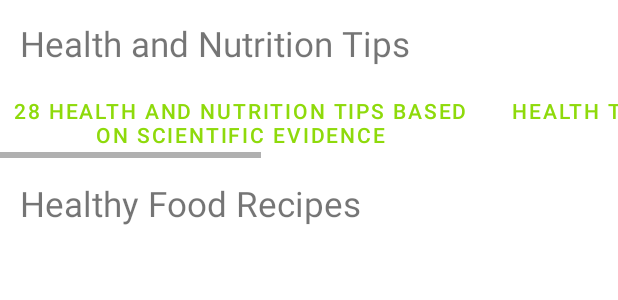
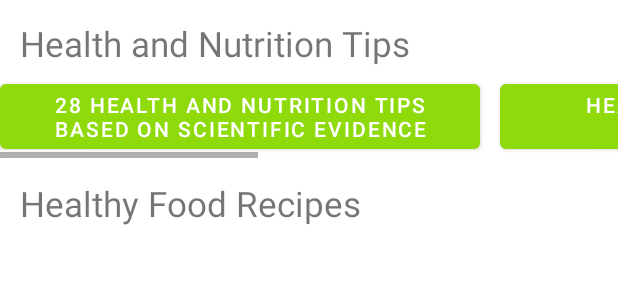
Before and after one commit to cheriequah/nutrifit, an Android app: the layout activity_tips.xml on its own in the app's theme, with its tools: preview values and no code run, on a phone screen of 412 x 824 dp. Shown: the top 300 px of the screen. Run offline under Robolectric (Android 15) with nearby library versions, the phone set to English and light mode, and no system bars.

Commit message:
Dhiviya16's changes

```diff
--- a/app/src/main/java/com/example/nutrifit/SearchMeals.java
+++ b/app/src/main/java/com/example/nutrifit/SearchMeals.java
@@ -191,7 +191,7 @@ public class SearchMeals extends AppCompatActivity {
                 headers.put("x-app-id", APP_ID);
                 headers.put("x-remote-user-id", APP_ID);
                 headers.put("x-app-key", API_KEY);
-                //Log.d("authtest", "msg");
+                Log.d("authtest", "msg");
                 return headers;
             }
         };
--- a/app/src/main/res/layout/activity_tips.xml
+++ b/app/src/main/res/layout/activity_tips.xml
@@ -28,8 +28,7 @@
                 android:layout_marginTop="50dp"
                 android:gravity="center"
                 android:onClick="browser1"
-                android:text="@string/_28_health_and_nutrition_tips_based_on_scientific_evidence"
-                style="?android:attr/buttonBarButtonStyle" />
+                android:text="@string/_28_health_and_nutrition_tips_based_on_scientific_evidence" />
 
             <Button
                 android:layout_width="wrap_content"
@@ -38,8 +37,7 @@
                 android:layout_marginTop="50dp"
                 android:gravity="center"
                 android:onClick="browser2"
-                android:text="@string/health_tips_for_healthy_lifestyle"
-                style="?android:attr/buttonBarButtonStyle" />
+                android:text="@string/health_tips_for_healthy_lifestyle" />
 
             <Button
                 android:layout_width="wrap_content"
@@ -48,8 +46,7 @@
                 android:layout_marginTop="50dp"
                 android:gravity="center"
                 android:onClick="browser3"
-                android:text="@string/healthy_eating_and_physical_activity_for_life"
-                style="?android:attr/buttonBarButtonStyle" />
+                android:text="@string/healthy_eating_and_physical_activity_for_life" />
 
 
         </LinearLayout>
@@ -84,4 +81,5 @@
         app:menu="@menu/menu" />
 
 
+
 </RelativeLayout>
```
